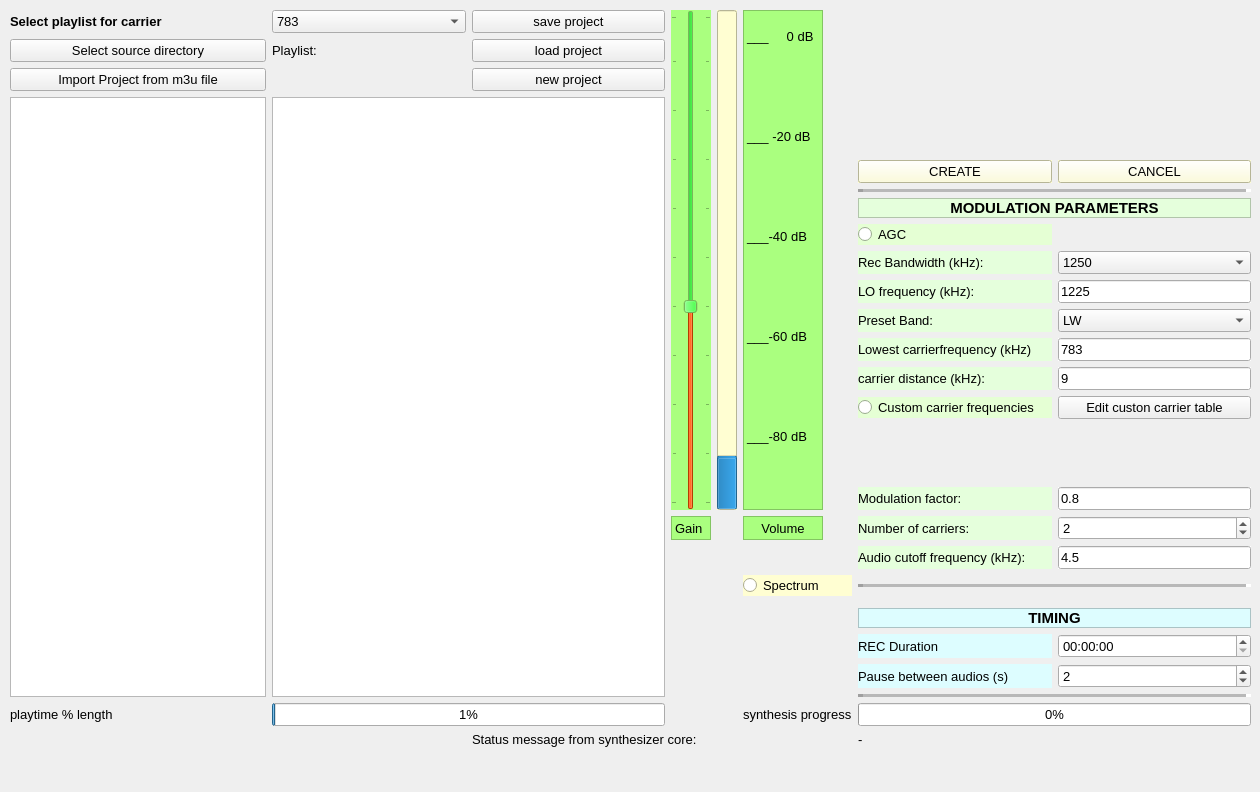
Before: the Qt Designer form sources/synthesizer/ressources/synthesizer_widget_flexcarriers.ui in schaten/COHIWizard, drawn with Qt 5.
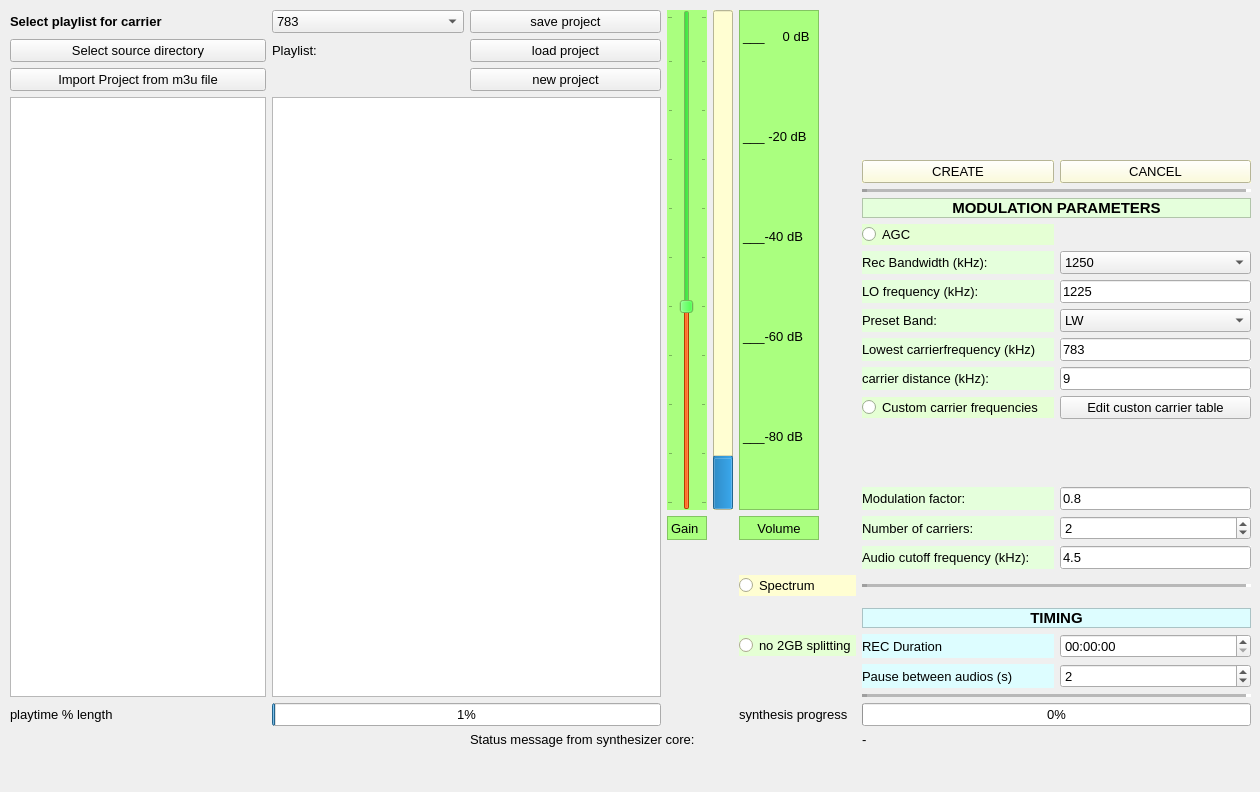
After: the same form once the commit is applied.

Commit message: Waitstates in Player reduced; Synthesizer Pause and 2GB Splitting introduced; some bugs fixed

The edit to the form file:
```diff
--- a/sources/synthesizer/ressources/synthesizer_widget_flexcarriers.ui
+++ b/sources/synthesizer/ressources/synthesizer_widget_flexcarriers.ui
@@ -4479,6 +4479,211 @@
       </property>
      </widget>
     </item>
+    <item row="21" column="5">
+     <widget class="QRadioButton" name="synthesizer_radioBut_no2GBsplitting">
+      <property name="enabled">
+       <bool>true</bool>
+      </property>
+      <property name="sizePolicy">
+       <sizepolicy hsizetype="Minimum" vsizetype="Fixed">
+        <horstretch>0</horstretch>
+        <verstretch>0</verstretch>
+       </sizepolicy>
+      </property>
+      <property name="palette">
+       <palette>
+        <active>
+         <colorrole role="Button">
+          <brush brushstyle="SolidPattern">
+           <color alpha="255">
+            <red>229</red>
+            <green>255</green>
+            <blue>212</blue>
+           </color>
+          </brush>
+         </colorrole>
+         <colorrole role="Light">
+          <brush brushstyle="SolidPattern">
+           <color alpha="255">
+            <red>229</red>
+            <green>255</green>
+            <blue>212</blue>
+           </color>
+          </brush>
+         </colorrole>
+         <colorrole role="Midlight">
+          <brush brushstyle="SolidPattern">
+           <color alpha="255">
+            <red>229</red>
+            <green>255</green>
+            <blue>212</blue>
+           </color>
+          </brush>
+         </colorrole>
+         <colorrole role="Base">
+          <brush brushstyle="SolidPattern">
+           <color alpha="255">
+            <red>255</red>
+            <green>255</green>
+            <blue>255</blue>
+           </color>
+          </brush>
+         </colorrole>
+         <colorrole role="Window">
+          <brush brushstyle="SolidPattern">
+           <color alpha="255">
+            <red>255</red>
+            <green>254</green>
+            <blue>210</blue>
+           </color>
+          </brush>
+         </colorrole>
+         <colorrole role="ToolTipBase">
+          <brush brushstyle="SolidPattern">
+           <color alpha="255">
+            <red>229</red>
+            <green>255</green>
+            <blue>212</blue>
+           </color>
+          </brush>
+         </colorrole>
+        </active>
+        <inactive>
+         <colorrole role="Button">
+          <brush brushstyle="SolidPattern">
+           <color alpha="255">
+            <red>229</red>
+            <green>255</green>
+            <blue>212</blue>
+           </color>
+          </brush>
+         </colorrole>
+         <colorrole role="Light">
+          <brush brushstyle="SolidPattern">
+           <color alpha="255">
+            <red>229</red>
+            <green>255</green>
+            <blue>212</blue>
+           </color>
+          </brush>
+         </colorrole>
+         <colorrole role="Midlight">
+          <brush brushstyle="SolidPattern">
+           <color alpha="255">
+            <red>229</red>
+            <green>255</green>
+            <blue>212</blue>
+           </color>
+          </brush>
+         </colorrole>
+         <colorrole role="Base">
+          <brush brushstyle="SolidPattern">
+           <color alpha="255">
+            <red>255</red>
+            <green>255</green>
+            <blue>255</blue>
+           </color>
+          </brush>
+         </colorrole>
+         <colorrole role="Window">
+          <brush brushstyle="SolidPattern">
+           <color alpha="255">
+            <red>255</red>
+            <green>254</green>
+            <blue>210</blue>
+           </color>
+          </brush>
+         </colorrole>
+         <colorrole role="ToolTipBase">
+          <brush brushstyle="SolidPattern">
+           <color alpha="255">
+            <red>229</red>
+            <green>255</green>
+            <blue>212</blue>
+           </color>
+          </brush>
+         </colorrole>
+        </inactive>
+        <disabled>
+         <colorrole role="Button">
+          <brush brushstyle="SolidPattern">
+           <color alpha="255">
+            <red>229</red>
+            <green>255</green>
+            <blue>212</blue>
+           </color>
+          </brush>
+         </colorrole>
+         <colorrole role="Light">
+          <brush brushstyle="SolidPattern">
+           <color alpha="255">
+            <red>255</red>
+            <green>255</green>
+            <blue>255</blue>
+           </color>
+          </brush>
+         </colorrole>
+         <colorrole role="Midlight">
+          <brush brushstyle="SolidPattern">
+           <color alpha="255">
+            <red>247</red>
+            <green>247</green>
+            <blue>247</blue>
+           </color>
+          </brush>
+         </colorrole>
+         <colorrole role="Base">
+          <brush brushstyle="SolidPattern">
+           <color alpha="255">
+            <red>255</red>
+            <green>254</green>
+            <blue>210</blue>
+           </color>
+          </brush>
+         </colorrole>
+         <colorrole role="Window">
+          <brush brushstyle="SolidPattern">
+           <color alpha="255">
+            <red>255</red>
+            <green>254</green>
+            <blue>210</blue>
+           </color>
+          </brush>
+         </colorrole>
+         <colorrole role="ToolTipBase">
+          <brush brushstyle="SolidPattern">
+           <color alpha="255">
+            <red>229</red>
+            <green>255</green>
+            <blue>212</blue>
+           </color>
+          </brush>
+         </colorrole>
+        </disabled>
+       </palette>
+      </property>
+      <property name="font">
+       <font>
+        <pointsize>10</pointsize>
+       </font>
+      </property>
+      <property name="toolTip">
+       <string>suppress splitting of output file in 2GB slices - make on large file only</string>
+      </property>
+      <property name="autoFillBackground">
+       <bool>true</bool>
+      </property>
+      <property name="text">
+       <string>no 2GB splitting</string>
+      </property>
+      <property name="checked">
+       <bool>false</bool>
+      </property>
+      <property name="autoExclusive">
+       <bool>false</bool>
+      </property>
+     </widget>
+    </item>
    </layout>
    <zorder>line_4</zorder>
    <zorder>comboBox_targetSR_2</zorder>
```
Left out of the diff: 17 changed lines with no effect on the pictures. The commit also changes 6 other files.
